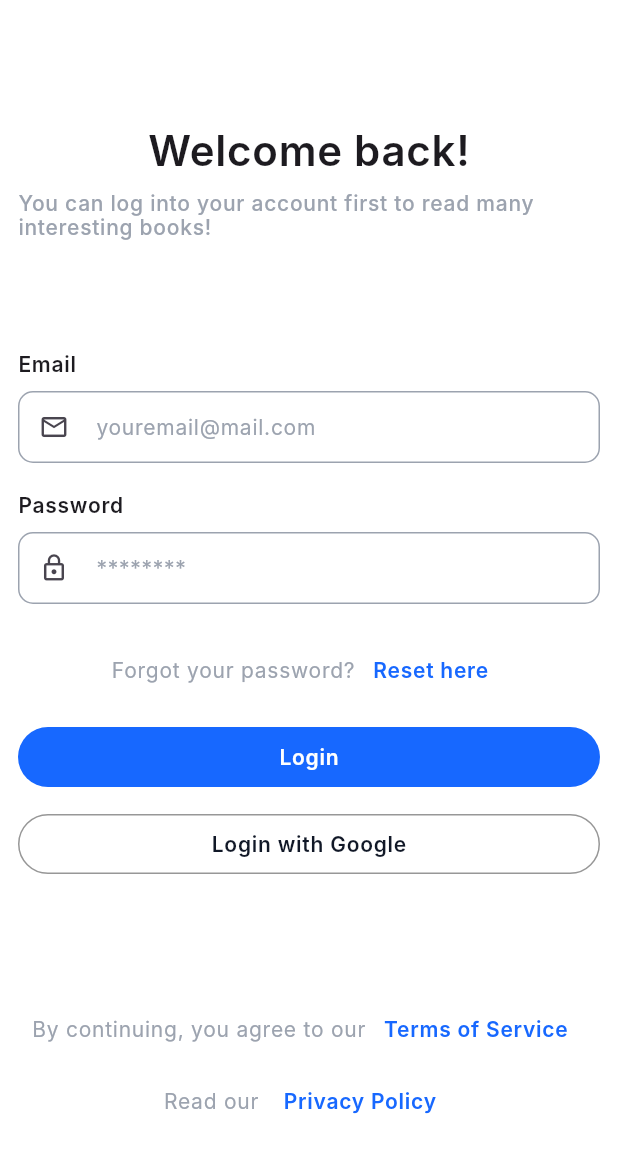
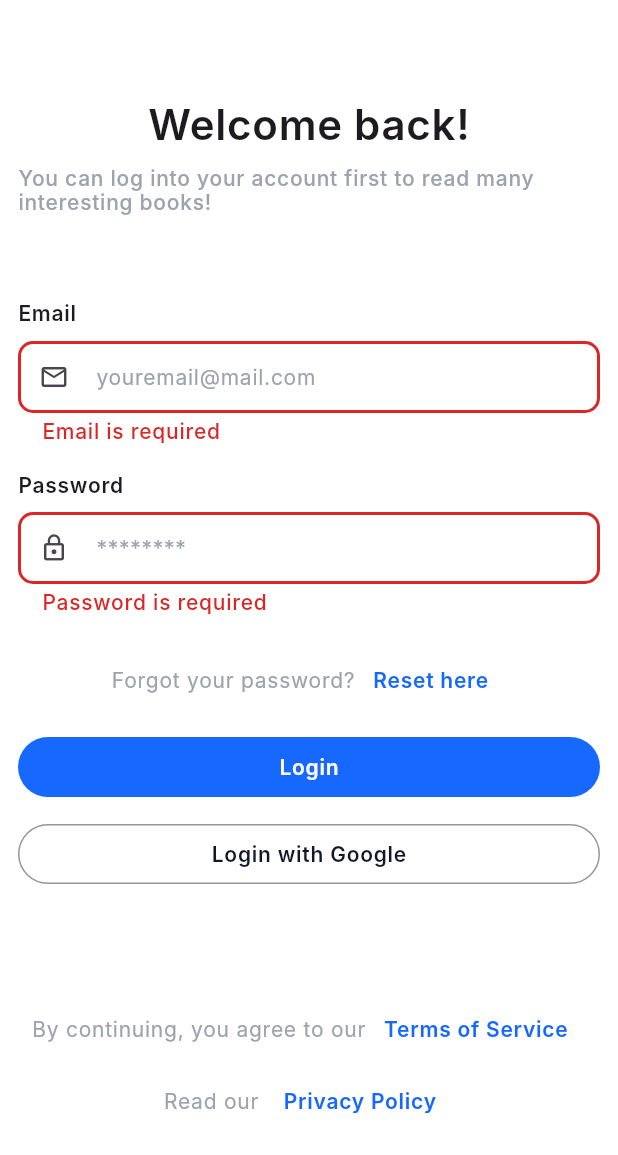
Before and after one commit to ctangerine/eBook-Searching, a Flutter app: the SigninScreen screen opened directly, after a tap on "Login", on a phone screen of 412 x 824 dp, the part 81-1236 px from its top. Run offline on Flutter 3.47's test engine with Material 3 defaults, Android fonts, the phone set to English and light mode, and no system bars; our stand-ins replace carousel_slider, dartz, dio, equatable, flashy_tab_bar2, flutter_bloc and 4 more; accounts and stored records are empty; network calls fail; Roboto replaces fonts that are missing (Inter).

Commit message:
add: mock api register, add state management

```diff
--- /dev/null
+++ b/ebook_searching/devtools_options.yaml
@@ -0,0 +1,3 @@
+description: This file stores settings for Dart & Flutter DevTools.
+documentation: https://docs.flutter.dev/tools/devtools/extensions#configure-extension-enablement-states
+extensions:
--- a/ebook_searching/lib/presentation/auth_injections.dart
+++ b/ebook_searching/lib/presentation/auth_injections.dart
@@ -4,10 +4,16 @@ import 'package:ebook_searching/data/datasources/remote_datasource/authen_api_im
 import 'package:ebook_searching/data/repositories_implement/authorization_repo_implement.dart';
 import 'package:ebook_searching/domain/repositories/authen_repository.dart';
 import 'package:ebook_searching/domain/usecases/user_usecase.dart';
+import 'package:ebook_searching/presentation/blocs/bloc_auth/auth_bloc.dart';
 
 initAuthInjections() {
   sl.registerSingleton<AuthenImplApi>(AuthenImplApi(DioNetwork.appAPI));
   sl.registerSingleton<AuthenRepository>(AuthenRepositoryImpl(sl()));
   sl.registerSingleton<SignInUseCase>(SignInUseCase(sl()));
   sl.registerSingleton<SignUpUseCase>(SignUpUseCase(sl()));
+
+  sl.registerFactory<AuthenBloc>(() => AuthenBloc(
+    signInUseCase: sl<SignInUseCase>(),
+    signUpUseCase: sl<SignUpUseCase>(),
+  ));
 }
--- a/ebook_searching/lib/presentation/blocs/bloc_auth/auth_bloc.dart
+++ b/ebook_searching/lib/presentation/blocs/bloc_auth/auth_bloc.dart
@@ -1,20 +1,21 @@
+import 'package:ebook_searching/domain/usecases/user_usecase.dart';
 import 'package:ebook_searching/presentation/blocs/bloc_auth/auth_event.dart';
 import 'package:ebook_searching/presentation/blocs/bloc_auth/auth_state.dart';
 import 'package:flutter_bloc/flutter_bloc.dart';
-import 'package:ebook_searching/domain/repositories/authen_repository.dart';
 import 'package:ebook_searching/core/network/error/Failure.dart';
 
 class AuthenBloc extends Bloc<AuthenEvent, AuthenState> {
-  final AuthenRepository repository;
+  final SignInUseCase signInUseCase;
+  final SignUpUseCase signUpUseCase;
 
-  AuthenBloc(this.repository) : super(AuthenInitial()) {
+  AuthenBloc({required this.signInUseCase, required this.signUpUseCase}) : super(AuthenInitial()) {
     on<SignInEvent>(_onSignIn);
     on<SignUpEvent>(_onSignUp);
   }
 
   Future<void> _onSignIn(SignInEvent event, Emitter<AuthenState> emit) async {
     emit(AuthenLoading());
-    final result = await repository.signIn(event.request);
+    final result = await signInUseCase(event.request);
 
     result.fold(
           (failure) => emit(AuthenFailure(_mapFailureToMessage(failure))),
@@ -24,7 +25,7 @@ class AuthenBloc extends Bloc<AuthenEvent, AuthenState> {
 
   Future<void> _onSignUp(SignUpEvent event, Emitter<AuthenState> emit) async {
     emit(AuthenLoading());
-    final result = await repository.signUp(event.request);
+     final result = await signUpUseCase(event.request);
 
     result.fold(
           (failure) => emit(AuthenFailure(_mapFailureToMessage(failure))),
--- a/ebook_searching/lib/presentation/screens/current_coding_screens.dart
+++ b/ebook_searching/lib/presentation/screens/current_coding_screens.dart
@@ -106,7 +106,7 @@ class CurrentCodingScreens extends StatelessWidget {
                 Navigator.push(
                   context,
                   MaterialPageRoute(
-                    builder: (context) => SetupAccountScreen(),
+                    builder: (context) => SetupAccountScreen(email: 'abc', password: 'cde'),
                   ),
                 );
               },
--- a/ebook_searching/lib/presentation/screens/signin_screen.dart
+++ b/ebook_searching/lib/presentation/screens/signin_screen.dart
@@ -1,14 +1,22 @@
+import 'package:ebook_searching/domain/models/authen/sign_in_request.dart';
+import 'package:ebook_searching/presentation/blocs/bloc_auth/auth_bloc.dart';
+import 'package:ebook_searching/presentation/blocs/bloc_auth/auth_event.dart';
+import 'package:ebook_searching/presentation/blocs/bloc_auth/auth_state.dart';
 import 'package:ebook_searching/presentation/reuse_component/booktud_icon.dart';
 import 'package:ebook_searching/presentation/themes/themes.dart';
 import 'package:flutter/material.dart';
+import 'package:flutter_bloc/flutter_bloc.dart';
 
 class SigninScreen extends StatelessWidget {
   final TextEditingController _emailController = TextEditingController();
   final TextEditingController _passwordController = TextEditingController();
   final GlobalKey<FormState> _formKey = GlobalKey<FormState>();
 
+  SigninScreen({super.key});
+
   @override
   Widget build(BuildContext context) {
+    final authBloc = context.read<AuthenBloc>();
     return SafeArea(
       child: Scaffold(
         body: Padding(
@@ -19,7 +27,7 @@ class SigninScreen extends StatelessWidget {
             children: [
               _buildAppname(),
               _buildDescrition(),
-              _buildLoginForm(context),
+              _buildLoginForm(context, authBloc),
               _buildTermPart()
             ],
           ),
@@ -76,7 +84,7 @@ class SigninScreen extends StatelessWidget {
     );
   }
 
-  Widget _buildLoginForm(BuildContext context) {
+  Widget _buildLoginForm(BuildContext context, AuthenBloc authBloc) {
     return Form(
       key: _formKey,  // Attach the GlobalKey to the Form
       child: Column(
@@ -93,11 +101,36 @@ class SigninScreen extends StatelessWidget {
           const SizedBox(height: 20),
           _buildForgotPasswordLink(),
           const SizedBox(height: 10),
-          _buildLoginButton(),
+          _buildLoginButton(authBloc),
           const SizedBox(height: 10),
-          _buildLoginWithGoogleButton()
+          _buildLoginWithGoogleButton(),
+          const SizedBox(height: 10),
+          _buildBlocConsumer()
         ],
       ),
+    );
+  }
+
+  BlocConsumer<AuthenBloc, AuthenState> _buildBlocConsumer() {
+    return BlocConsumer<AuthenBloc, AuthenState>(
+      listener: (context, state) {
+        if (state is AuthenSuccess) {
+          ScaffoldMessenger.of(context).showSnackBar(
+            const SnackBar(content: Text('Login Successful')),
+          );
+        } else if (state is AuthenFailure) {
+          ScaffoldMessenger.of(context).showSnackBar(
+            SnackBar(content: Text('Login Failed with error: ${state.error}')),
+          );
+        }
+      },
+      builder: (context, state) {
+        if (state is AuthenLoading) {
+          return const Center(child: CircularProgressIndicator());
+        } else {
+          return Container(); // Return an empty container or any other widget
+        }
+      },
     );
   }
 
@@ -116,13 +149,23 @@ class SigninScreen extends StatelessWidget {
     );
   }
 
-  Row _buildLoginButton() {
+  Row _buildLoginButton(AuthenBloc authBloc) {
     return Row(
       children: [
         Expanded(
           child: FilledButton(
             statesController: WidgetStatesController(_formKey.currentState != null ? {WidgetState.selected} : {WidgetState.disabled}),
-            onPressed: () => {},
+            onPressed: () {
+              if (_formKey.currentState != null) {
+                if (_formKey.currentState!.validate()) {
+                  SignInRequest signInRequest = SignInRequest(
+                    username: _emailController.text,
+                    password: _passwordController.text
+                  );
+                  authBloc.add(SignInEvent(signInRequest));
+                }
+              }
+            },
             child: const Text('Login',
               style: AppTextStyles.body2Semibold
             )
--- a/ebook_searching/lib/presentation/screens/splash_screen.dart
+++ b/ebook_searching/lib/presentation/screens/splash_screen.dart
@@ -1,10 +1,8 @@
 // splash screen to show the logo of the app
 import 'package:ebook_searching/presentation/assets_link.dart';
-import 'package:ebook_searching/presentation/screens/book_detail_screen.dart';
 import 'package:ebook_searching/presentation/screens/current_coding_screens.dart';
-import 'package:ebook_searching/presentation/screens/home_screen.dart';
 import 'package:flutter/material.dart';
-import 'on_boarding_screen.dart'; // Import the SigninScreen
+// Import the SigninScreen
 
 class SplashScreen extends StatelessWidget {
   const SplashScreen({super.key});
```
Also changed, not shown: ebook_searching/lib/main.dart (+8 -1 lines), ebook_searching/lib/presentation/screens/setup_account_screen.dart (+52 -3 lines), ebook_searching/lib/presentation/screens/signup_screen.dart (+29 -10 lines).
